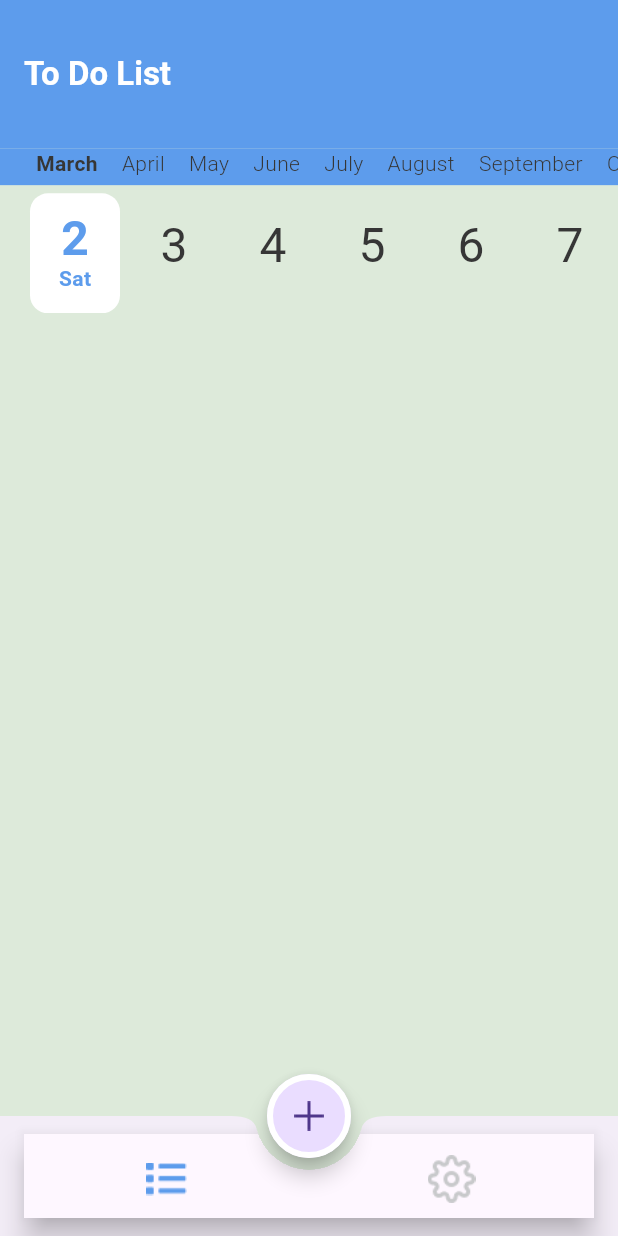
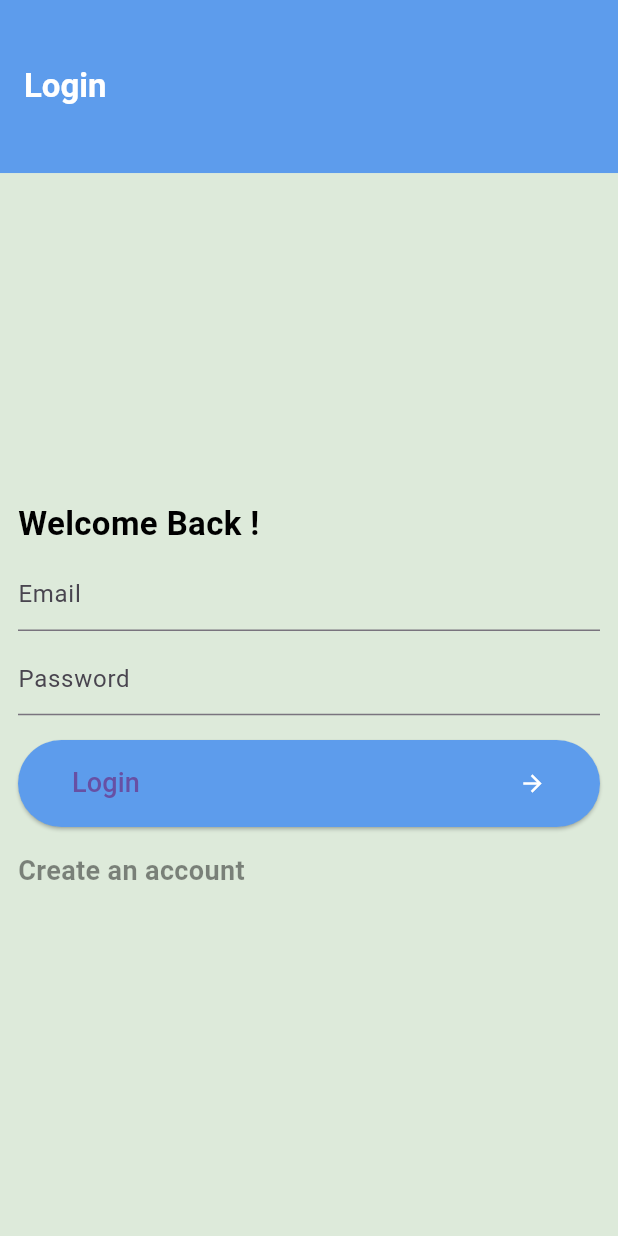
Before and after one commit to youssefmohamed192/todo_app, a Flutter app: the screen it shows after launch, on a phone screen of 412 x 824 dp. Run offline on Flutter 3.47's test engine with Material 3 defaults, Android fonts, the phone set to English and light mode, and no system bars; drawn by our look-alikes of calendar_timeline; our stand-ins replace cloud_firestore, firebase_auth, firebase_core, flutter_slidable; accounts and stored records are empty.

Commit message:
finished firebase Auth.

```diff
--- a/lib/main.dart
+++ b/lib/main.dart
@@ -3,6 +3,8 @@ import 'package:firebase_core/firebase_core.dart';
 import 'package:flutter/material.dart';
 import 'package:provider/provider.dart';
 import 'package:todo_app/ui/providers/list_provider.dart';
+import 'package:todo_app/ui/screens/auth/login/login_screen.dart';
+import 'package:todo_app/ui/screens/auth/register/register_screen.dart';
 import 'package:todo_app/ui/screens/home_screen/home_screen.dart';
 import 'package:todo_app/ui/screens/splash_screen/splash_screen.dart';
 import 'package:todo_app/ui/utils/app_theme.dart';
@@ -12,7 +14,7 @@ void main() async {
   await Firebase.initializeApp();
   FirebaseFirestore.instance.settings =
       const Settings(cacheSizeBytes: Settings.CACHE_SIZE_UNLIMITED);
-  await FirebaseFirestore.instance.disableNetwork();
+  // await FirebaseFirestore.instance.disableNetwork();
   runApp(ChangeNotifierProvider(
       create: (context) => ListProvider(),
       child: const MyApp()));
@@ -27,10 +29,12 @@ class MyApp extends StatelessWidget {
     return MaterialApp(
         theme: AppTheme.lightTheme,
         routes: {
-      SplashScreen.routeName: (_) => const SplashScreen(),
-      HomeScreen.routeName: (_) => const HomeScreen()
+      SplashScreen.routeName : (_) => const SplashScreen(),
+      HomeScreen.routeName : (_) => const HomeScreen(),
+      LoginScreen.routeName : (_) => LoginScreen(),
+      RegisterScreen.routeName : (_) => RegisterScreen()
     },
-        initialRoute: HomeScreen.routeName,
+        initialRoute: LoginScreen.routeName,
     );
   }
 }
--- /dev/null
+++ b/lib/models/App_user.dart
@@ -0,0 +1,31 @@
+import 'package:cloud_firestore/cloud_firestore.dart';
+
+class AppUser {
+  static const String collectionName = "users";
+  static AppUser? currentUser;
+  late String id;
+  late String username;
+  late String email;
+
+  AppUser({required this.id, required this.username, required this.email});
+
+  AppUser.fromJson(Map json) {
+    id = json["id"];
+    username = json["username"];
+    email = json["email"];
+  }
+
+  Map<String, dynamic> toJson() {
+    return {"id": id, "username": username, "email": email};
+  }
+
+  static CollectionReference<AppUser> collection() {
+    return FirebaseFirestore.instance
+        .collection(AppUser.collectionName)
+        .withConverter(fromFirestore: (snapShot, _) {
+      return AppUser.fromJson(snapShot.data()!);
+    }, toFirestore: (user, _) {
+      return user.toJson();
+    });
+  }
+}
--- a/lib/ui/providers/list_provider.dart
+++ b/lib/ui/providers/list_provider.dart
@@ -1,5 +1,6 @@
 import 'package:cloud_firestore/cloud_firestore.dart';
 import 'package:flutter/material.dart';
+import 'package:todo_app/models/App_user.dart';
 import 'package:todo_app/models/todo_dm.dart';
 
 class ListProvider extends ChangeNotifier {
@@ -7,7 +8,8 @@ class ListProvider extends ChangeNotifier {
   DateTime selectedDay = DateTime.now();
 
   refreshTodosList() async {
-    CollectionReference<TodoDM> todosCollection = FirebaseFirestore.instance
+    CollectionReference<TodoDM> todosCollection = AppUser.collection()
+        .doc(AppUser.currentUser!.id)
         .collection(TodoDM.collectionName)
         .withConverter<TodoDM>(fromFirestore: (docSnapshot, _) {
       Map json = docSnapshot.data() as Map;
@@ -17,7 +19,7 @@ class ListProvider extends ChangeNotifier {
       return todoDm.toJson();
     });
     QuerySnapshot<TodoDM> todosSnapshot =
-    await todosCollection.orderBy("date").get();
+        await todosCollection.orderBy("date").get();
 
     List<QueryDocumentSnapshot<TodoDM>> docs = todosSnapshot.docs;
 
@@ -29,12 +31,12 @@ class ListProvider extends ChangeNotifier {
       return docSnapshot.data();
     }).toList();
 
-    todos =todos.where((todo) {
-      if(todo.date.day != selectedDay.day ||
+    todos = todos.where((todo) {
+      if (todo.date.day != selectedDay.day ||
           todo.date.month != selectedDay.month ||
-          todo.date.year != selectedDay.year){
+          todo.date.year != selectedDay.year) {
         return false;
-      }else {
+      } else {
         return true;
       }
     }).toList();
--- /dev/null
+++ b/lib/ui/screens/auth/login/login_screen.dart
@@ -0,0 +1,126 @@
+import 'package:cloud_firestore/cloud_firestore.dart';
+import 'package:firebase_auth/firebase_auth.dart';
+import 'package:flutter/material.dart';
+import 'package:todo_app/models/App_user.dart';
+import 'package:todo_app/ui/screens/auth/register/register_screen.dart';
+import 'package:todo_app/ui/screens/home_screen/home_screen.dart';
+import 'package:todo_app/ui/utils/app_assets.dart';
+import 'package:todo_app/ui/utils/app_colors.dart';
+import 'package:todo_app/ui/utils/app_theme.dart';
+import 'package:todo_app/ui/utils/dialog_utils.dart';
+
+class LoginScreen extends StatefulWidget {
+  static const String routeName = "login";
+
+  LoginScreen({super.key});
+
+  @override
+  State<LoginScreen> createState() => _LoginScreenState();
+}
+
+class _LoginScreenState extends State<LoginScreen> {
+  String email = "";
+
+  String password = "";
+
+  @override
+  Widget build(BuildContext context) {
+    var size = MediaQuery.of(context).size;
+    return Scaffold(
+      appBar: AppBar(
+        title: const Text("Login"),
+        toolbarHeight: size.height * .14,
+        elevation: 0,
+      ),
+      body: SingleChildScrollView(
+        child: Padding(
+          padding: const EdgeInsets.all(12.0),
+          child: Column(
+            crossAxisAlignment: CrossAxisAlignment.stretch,
+            children: [
+              SizedBox(
+                height: size.height * .25,
+              ),
+              Text("Welcome Back !",
+                  style: AppTheme.appBarTextStyle
+                      .copyWith(color: AppColors.black)),
+              SizedBox(height: size.height * .01),
+              TextFormField(
+                onChanged: (text) {
+                  email = text;
+                },
+                decoration: const InputDecoration(hintText: "Email"),
+              ),
+              SizedBox(height: size.height * .01),
+              TextFormField(
+                onChanged: (text) {
+                  password = text;
+                },
+                decoration: const InputDecoration(hintText: "Password"),
+              ),
+              SizedBox(
+                height: size.height * .02,
+              ),
+              ElevatedButton(
+                  onPressed: () {
+                    login();
+                  },
+                  style: ElevatedButton.styleFrom(
+                      backgroundColor: AppColors.primary),
+                  child: const Padding(
+                    padding: EdgeInsets.symmetric(vertical: 16, horizontal: 12),
+                    child: Row(
+                      children: [
+                        Text("Login", style: TextStyle(fontSize: 18)),
+                        Spacer(),
+                        Icon(
+                          Icons.arrow_forward,
+                          color: AppColors.white,
+                        )
+                      ],
+                    ),
+                  )),
+              SizedBox(
+                height: size.height * .02,
+              ),
+              InkWell(
+                  onTap: () {
+                    Navigator.pushReplacementNamed(
+                        context, RegisterScreen.routeName);
+                  },
+                  child: Text(
+                    "Create an account",
+                    style: AppTheme.taskTittleTextStyle
+                        .copyWith(color: AppColors.black45),
+                  )),
+            ],
+          ),
+        ),
+      ),
+    );
+  }
+
+  void login() async {
+    try {
+      showLoading(context);
+      UserCredential userCredential = await FirebaseAuth.instance
+          .signInWithEmailAndPassword(email: email, password: password);
+      AppUser currentUser =
+          await getUserFromFireStore(userCredential.user!.uid);
+      AppUser.currentUser = currentUser;
+      hideLoading(context);
+      Navigator.pushReplacementNamed(context, HomeScreen.routeName);
+    } on FirebaseAuthException catch (e) {
+      hideLoading(context);
+      showErrorDialog(
+          context, e.message ?? "Something went wrong! Please try again later");
+    }
+  }
+
+  Future<AppUser> getUserFromFireStore(String id) async {
+    CollectionReference<AppUser> usersCollection = AppUser.collection();
+    DocumentSnapshot<AppUser> documentSnapshot =
+        await usersCollection.doc(id).get();
+    return documentSnapshot.data()!;
+  }
+}
--- a/lib/ui/utils/app_colors.dart
+++ b/lib/ui/utils/app_colors.dart
@@ -9,6 +9,7 @@ abstract class AppColors {
   static const Color accentDark = Color(0xff1e1e1f);
   static const Color lightBlack = Color(0xff363636);
   static const Color black = Colors.black;
+  static const Color black45 = Colors.black45;
   static const Color grey = Color(0xffc8c9cb);
   static const Color red = Color(0xFFFE4A49);
 }
--- a/pubspec.yaml
+++ b/pubspec.yaml
@@ -25,6 +25,8 @@ dependencies:
 
   provider: ^6.1.1
 
+  firebase_auth: ^4.16.0
+
 dev_dependencies:
   flutter_test:
     sdk: flutter
```
Also changed, not shown: lib/ui/bottom_sheets/add_bottom_sheet.dart (renamed from lib/ui/screens/bottom_sheets/add_bottom_sheet.dart, +6 -6 lines), lib/ui/screens/auth/register/register_screen.dart (added, +116 -0 lines), lib/ui/screens/home_screen/home_screen.dart (+21 -3 lines), lib/ui/utils/dialog_utils.dart (added, +39 -0 lines), pubspec.lock.
